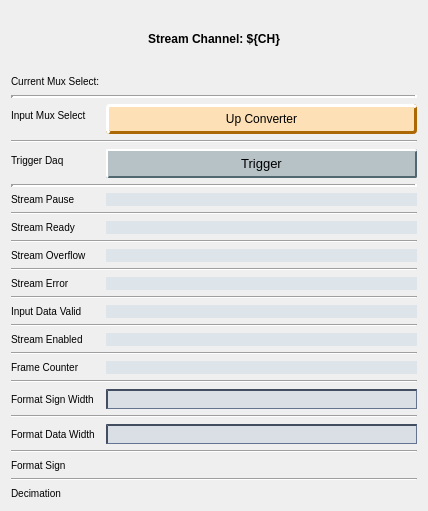
Before: the Qt Designer form individuals/up_converter_ch_stream.ui in cristinasewell/ATCA_PyDM_Screens, drawn with Qt 5.
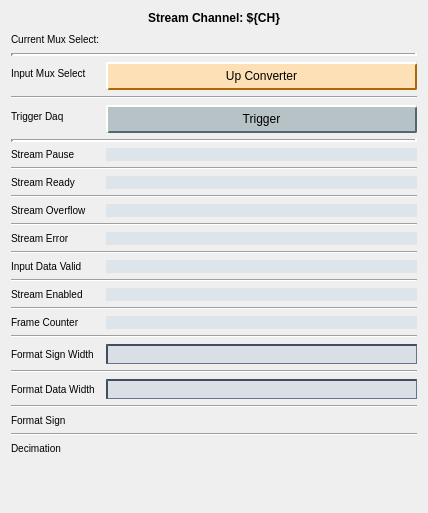
After: the same form once the commit is applied. Custom widgets are drawn as their Qt base class.

The edit to the form file:
```diff
--- a/individuals/up_converter_ch_stream.ui
+++ b/individuals/up_converter_ch_stream.ui
@@ -7,7 +7,7 @@
     <x>0</x>
     <y>0</y>
     <width>428</width>
-    <height>511</height>
+    <height>513</height>
    </rect>
   </property>
   <property name="sizePolicy">
@@ -60,7 +60,7 @@
   font-size: 10px;
 }</string>
   </property>
-  <layout class="QVBoxLayout" name="verticalLayout">
+  <layout class="QVBoxLayout" name="verticalLayout" stretch="0,1">
    <item>
     <widget class="QLabel" name="label">
      <property name="sizePolicy">
@@ -157,7 +157,7 @@
      <item row="2" column="1">
       <widget class="PyDMRelatedDisplayButton" name="PyDMRelatedDisplayButton_2">
        <property name="sizePolicy">
-        <sizepolicy hsizetype="Minimum" vsizetype="Expanding">
+        <sizepolicy hsizetype="Preferred" vsizetype="Preferred">
          <horstretch>0</horstretch>
          <verstretch>0</verstretch>
         </sizepolicy>
@@ -170,11 +170,9 @@
     background-color: rgb(253,224,181);
     border-color: rgb(253,224,181) rgb(172,104,4) rgb(172,104,4) rgb(253,224,181);
     border-style: outset;
-    border-radius: 4px;
-    border-width: 3px; 
-}
-QPushButton:flat {
-    border: none; /* no border for a flat push button */
+    border-radius: 2px;
+    border-width: 2px; 
+    padding: 5px;
 }
 QPushButton:hover {
    background-color: rgb(233,204,161);
@@ -183,6 +181,23 @@
     background-color: rgb(233,204,161);
     border-style: inset;
     border-width: 3px;
+	border-color: rgb(32,86,73);
+}
+QPushButton:checked{
+    background-color: rgb(104,198,176);
+    border-style: inset;
+    border-width: 3px;
+	border-color: rgb(82, 104, 112)  rgb(182, 204, 212) rgb(182,204,212) rgb(82, 104, 112) ;
+}
+
+QLineEdit {
+  background-color: rgb(218,223,230);
+  border-color: rgb(66,77,96);
+  border-style: inset;
+  border-width: 2px 1px 1px 2px;
+}
+QLabel {
+  font-size: 10px;
 }</string>
        </property>
        <property name="text">
@@ -228,7 +243,7 @@
      <item row="4" column="1">
       <widget class="PyDMPushButton" name="PyDMPushButton_5">
        <property name="sizePolicy">
-        <sizepolicy hsizetype="Minimum" vsizetype="Expanding">
+        <sizepolicy hsizetype="Preferred" vsizetype="Preferred">
          <horstretch>0</horstretch>
          <verstretch>0</verstretch>
         </sizepolicy>
@@ -239,11 +254,6 @@
          <height>48</height>
         </size>
        </property>
-       <property name="font">
-        <font>
-         <pointsize>10</pointsize>
-        </font>
-       </property>
        <property name="toolTip">
         <string/>
        </property>
@@ -603,6 +613,12 @@
      </item>
      <item row="20" column="1">
       <widget class="PyDMLineEdit" name="PyDMLineEdit">
+       <property name="sizePolicy">
+        <sizepolicy hsizetype="Preferred" vsizetype="Preferred">
+         <horstretch>0</horstretch>
+         <verstretch>0</verstretch>
+        </sizepolicy>
+       </property>
        <property name="font">
         <font>
          <pointsize>10</pointsize>
@@ -643,6 +659,12 @@
      </item>
      <item row="22" column="1">
       <widget class="PyDMLineEdit" name="PyDMLineEdit_2">
+       <property name="sizePolicy">
+        <sizepolicy hsizetype="Preferred" vsizetype="Preferred">
+         <horstretch>0</horstretch>
+         <verstretch>0</verstretch>
+        </sizepolicy>
+       </property>
        <property name="font">
         <font>
          <pointsize>10</pointsize>
```
Left out of the diff: 2 changed lines with no effect on the pictures.
